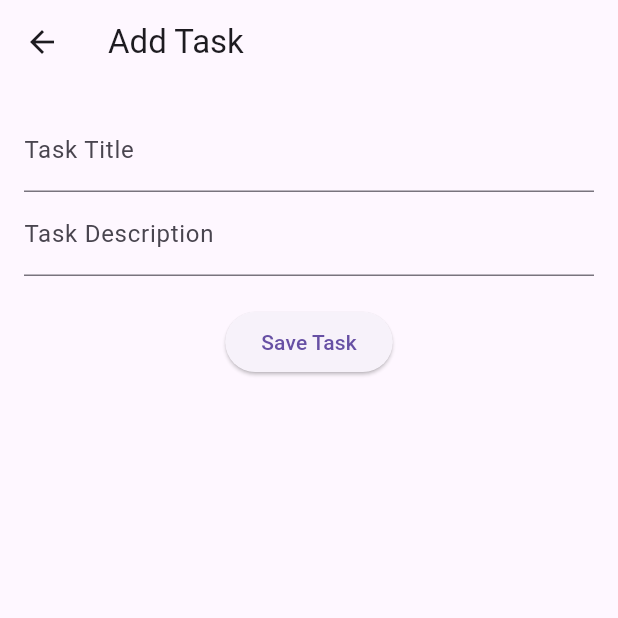
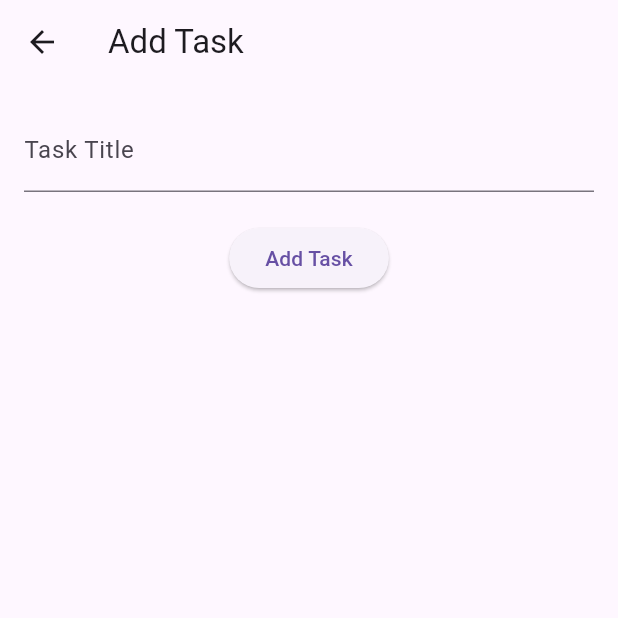
Before and after one commit to ammarselman/task_app, a Flutter app: the AddTaskScreen screen opened directly, on a phone screen of 412 x 824 dp, the top half of it. Run offline on Flutter 3.47's test engine with Material 3 defaults, Android fonts, the phone set to English and light mode, and no system bars.

Commit message:
Updated task provider logic and UI

```diff
--- a/lib/models/task.dart
+++ b/lib/models/task.dart
@@ -1,29 +1,25 @@
 class Task {
+  final int id;
   final String title;
-  final String description;
-  bool isCompleted;
+  final bool completed;
 
   Task({
+    required this.id,
     required this.title,
-    required this.description,
-    this.isCompleted = false,
+    required this.completed,
   });
 
-  void toggleCompletion() {
-    isCompleted = !isCompleted;
+  factory Task.fromJson(Map<String, dynamic> json) {
+    return Task(
+      id: json['id'],
+      title: json['todo'],
+      completed: json['completed'],
+    );
   }
 
   Map<String, dynamic> toJson() => {
-        'title': title,
-        'description': description,
-        'isCompleted': isCompleted,
+        'id': id,
+        'todo': title,
+        'completed': completed,
       };
-
-  static Task fromJson(Map<String, dynamic> json) {
-    return Task(
-      title: json['title'],
-      description: json['description'],
-      isCompleted: json['isCompleted'],
-    );
-  }
 }
--- a/lib/screens/add_task_screen.dart
+++ b/lib/screens/add_task_screen.dart
@@ -1,18 +1,24 @@
 import 'package:flutter/material.dart';
 import 'package:provider/provider.dart';
+import '../models/task.dart';
 import '../providers/task_provider.dart';
-import '../models/task.dart';
 
 class AddTaskScreen extends StatelessWidget {
-  final _titleController = TextEditingController();
-  final _descriptionController = TextEditingController();
+  final Task? task;
+  final TextEditingController _titleController = TextEditingController();
 
-  AddTaskScreen({super.key});
+  AddTaskScreen({super.key, this.task}) {
+    if (task != null) {
+      _titleController.text = task!.title;
+    }
+  }
 
   @override
   Widget build(BuildContext context) {
     return Scaffold(
-      appBar: AppBar(title: const Text('Add Task')),
+      appBar: AppBar(
+        title: Text(task == null ? 'Add Task' : 'Edit Task'),
+      ),
       body: Padding(
         padding: const EdgeInsets.all(16.0),
         child: Column(
@@ -21,22 +27,24 @@ class AddTaskScreen extends StatelessWidget {
               controller: _titleController,
               decoration: const InputDecoration(labelText: 'Task Title'),
             ),
-            TextField(
-              controller: _descriptionController,
-              decoration: const InputDecoration(labelText: 'Task Description'),
-            ),
             const SizedBox(height: 20),
             ElevatedButton(
-              onPressed: () {
-                final task = Task(
-                  title: _titleController.text,
-                  description: _descriptionController.text,
-                );
-                Provider.of<TaskProvider>(context, listen: false).addTask(task);
-                Navigator.pop(context);
+              onPressed: () async {
+                if (_titleController.text.isNotEmpty) {
+                  if (task == null) {
+                    await Provider.of<TaskProvider>(context, listen: false)
+                        .addTask(_titleController.text);
+                  } else {
+                    await Provider.of<TaskProvider>(context, listen: false)
+                        .deleteTask(task!.id);
+                    await Provider.of<TaskProvider>(context, listen: false)
+                        .addTask(_titleController.text);
+                  }
+                  Navigator.pop(context);
+                }
               },
-              child: const Text('Save Task'),
-            ),
+              child: Text(task == null ? 'Add Task' : 'Update Task'),
+            )
           ],
         ),
       ),
```
Also changed, not shown: lib/main.dart (+6 -5 lines), lib/providers/auth_provider.dart (added, +19 -0 lines), lib/providers/task_provider.dart (+21 -37 lines), lib/screens/home_screen.dart (+109 -27 lines), lib/screens/login_screen.dart (added, +54 -0 lines), lib/services/api_service.dart (added, +53 -0 lines), 1 other file.
